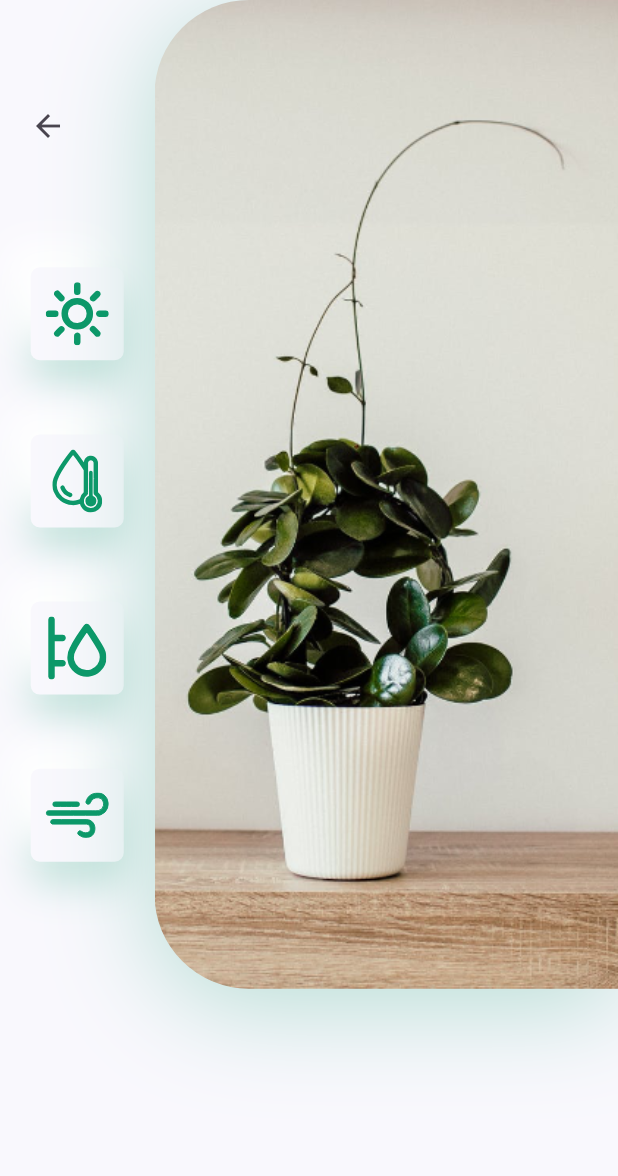
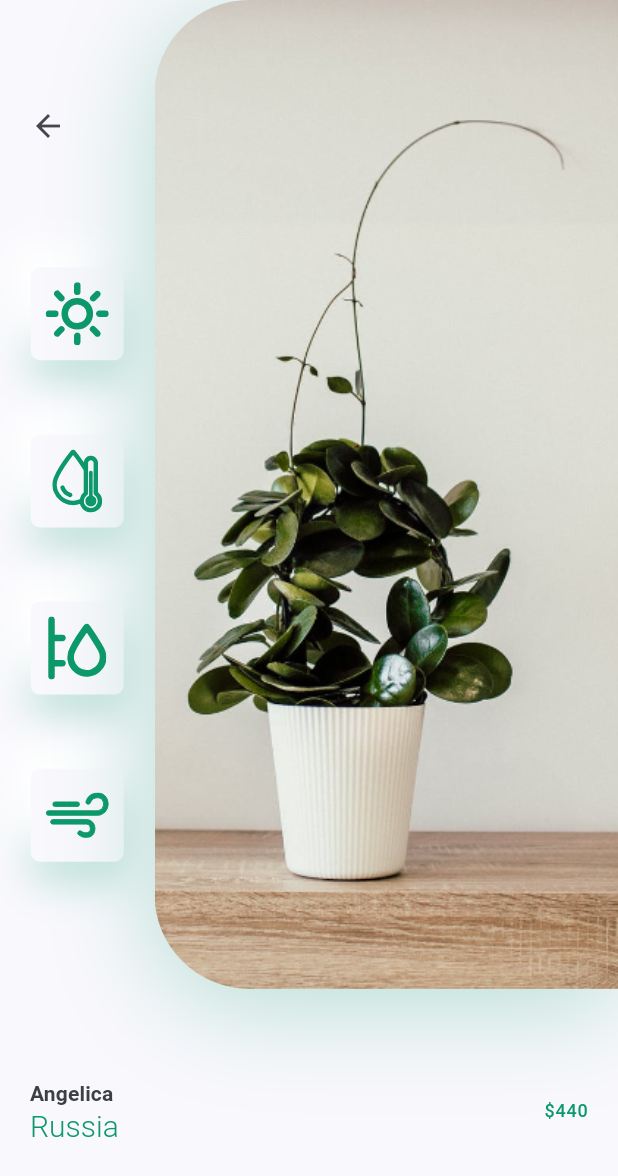
Before and after one commit to LYChubby/PlantApp_0009, a Flutter app: the DetailsScreen screen opened directly, on a phone screen of 412 x 824 dp. Shown: the top 1176 px of the screen. Run offline on Flutter 3.47's test engine with Material 3 defaults, Android fonts, the phone set to English and light mode, and no system bars; our stand-ins replace flutter_svg.

Commit message:
Membuat Title Amd Price

```diff
--- a/lib/screens/details/components/body.dart
+++ b/lib/screens/details/components/body.dart
@@ -3,6 +3,7 @@
 import 'package:plantsapp/constanst.dart';
 import 'package:plantsapp/screens/details/components/icon_card.dart';
 import 'package:plantsapp/screens/details/components/image_and_icons.dart';
+import 'package:plantsapp/screens/details/components/title_and_price.dart';
 
 class Body extends StatelessWidget {
   const Body({super.key});
@@ -11,7 +12,12 @@
   Widget build(BuildContext context) {
     Size size = MediaQuery.of(context).size;
     return SingleChildScrollView(
-      child: Column(children: <Widget>[ImageAndIcons(size: size)]),
+      child: Column(
+        children: <Widget>[
+          ImageAndIcons(size: size),
+          TitleAndPrice(title: "Angelica", country: "Russia", price: 440),
+        ],
+      ),
     );
   }
 }
--- /dev/null
+++ b/lib/screens/details/components/title_and_price.dart
@@ -0,0 +1,53 @@
+import 'package:flutter/material.dart';
+import 'package:plantsapp/constanst.dart';
+
+class TitleAndPrice extends StatelessWidget {
+  const TitleAndPrice({
+    super.key,
+    required this.title,
+    required this.country,
+    required this.price,
+  });
+
+  final String title, country;
+  final int price;
+
+  @override
+  Widget build(BuildContext context) {
+    return Padding(
+      padding: const EdgeInsets.symmetric(horizontal: kDefaultPadding),
+      child: Row(
+        children: <Widget>[
+          RichText(
+            text: TextSpan(
+              children: [
+                TextSpan(
+                  text: "$title\n",
+                  style: Theme.of(context).textTheme.labelLarge?.copyWith(
+                    color: kTextColor,
+                    fontWeight: FontWeight.bold,
+                  ),
+                ),
+                TextSpan(
+                  text: "$country",
+                  style: TextStyle(
+                    fontSize: 20,
+                    color: kPrimaryColor,
+                    fontWeight: FontWeight.w300,
+                  ),
+                ),
+              ],
+            ),
+          ),
+          Spacer(),
+          Text(
+            "\$$price",
+            style: Theme.of(
+              context,
+            ).textTheme.labelMedium?.copyWith(color: kPrimaryColor),
+          ),
+        ],
+      ),
+    );
+  }
+}
```
